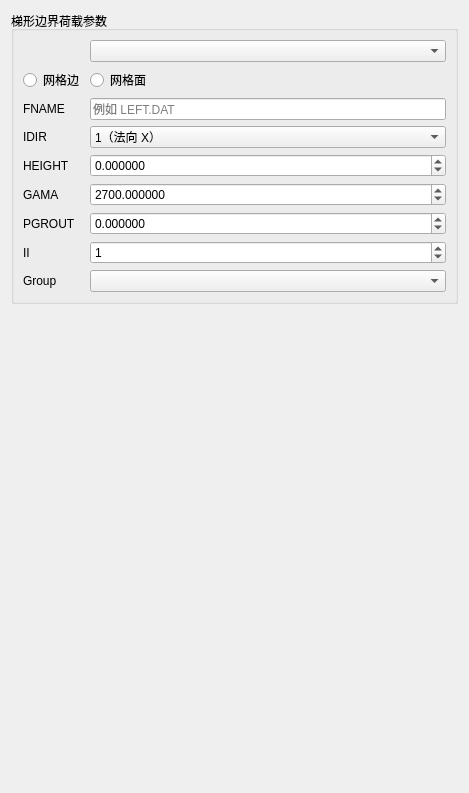
The window that plugins/Base_PhysicalField/GeoStressFitFacePage.ui (asd977/base_cae) describes before a commit, drawn with Qt 5.
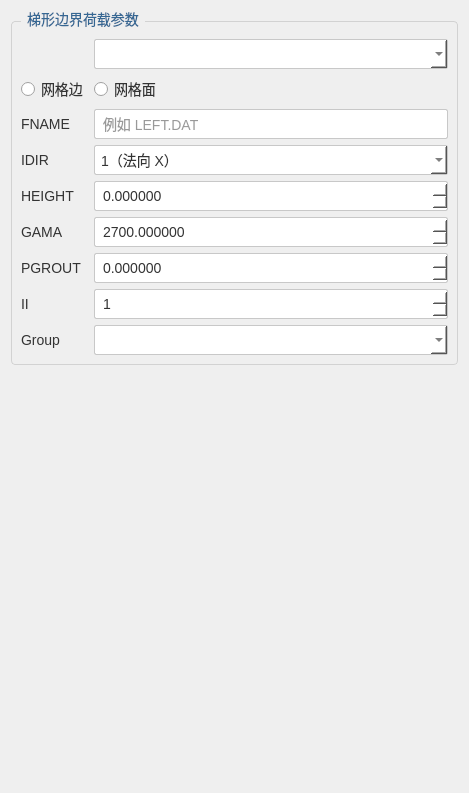
The same window after the commit.

Commit message: style: unify BasePage ui styles for physical field pages

The edit to the form file:
```diff
--- a/plugins/Base_PhysicalField/GeoStressFitFacePage.ui
+++ b/plugins/Base_PhysicalField/GeoStressFitFacePage.ui
@@ -13,6 +13,64 @@
   <property name="windowTitle">
    <string>地应力拟合条件</string>
   </property>
+  <property name="styleSheet">
+   <string notr="true">QWidget {
+    font-family: &quot;Microsoft YaHei&quot;, &quot;微软雅黑&quot;;
+    font-size: 14px;
+    color: rgb(51, 51, 51);
+}
+QLabel {
+    color: rgb(51, 51, 51);
+}
+QLabel#pageNameLabel {
+    font-size: 20px;
+    color: rgb(53, 103, 147);
+    padding-left: 9px;
+}
+QPushButton {
+    background-color: rgb(224, 233, 244);
+    border: 1px solid rgb(169, 169, 169);
+    border-radius: 2px;
+    min-height: 30px;
+    padding: 0 10px;
+}
+QPushButton:hover {
+    background-color: rgb(210, 224, 241);
+}
+QPushButton:pressed {
+    background-color: rgb(196, 214, 234);
+}
+QPushButton#pushButton {
+    border-left: none;
+    border-right: none;
+    border-radius: 0;
+    text-align: left;
+    padding-left: 15px;
+    font-size: 17px;
+}
+QLineEdit, QComboBox, QSpinBox, QDoubleSpinBox, QDateTimeEdit {
+    border: 1px solid rgb(200, 200, 200);
+    border-radius: 2px;
+    min-height: 28px;
+    padding: 0 6px;
+    background: rgb(255, 255, 255);
+}
+QLineEdit:focus, QComboBox:focus, QSpinBox:focus, QDoubleSpinBox:focus, QDateTimeEdit:focus {
+    border: 1px solid rgb(100, 100, 255);
+}
+QGroupBox {
+    border: 1px solid rgb(210, 210, 210);
+    border-radius: 4px;
+    margin-top: 10px;
+    padding-top: 8px;
+}
+QGroupBox::title {
+    subcontrol-origin: margin;
+    left: 10px;
+    padding: 0 4px;
+    color: rgb(53, 103, 147);
+}</string>
+  </property>
   <layout class="QVBoxLayout" name="verticalLayout">
    <item>
     <widget class="QGroupBox" name="groupBoxFit">
```
The commit also changes 10 other files.
